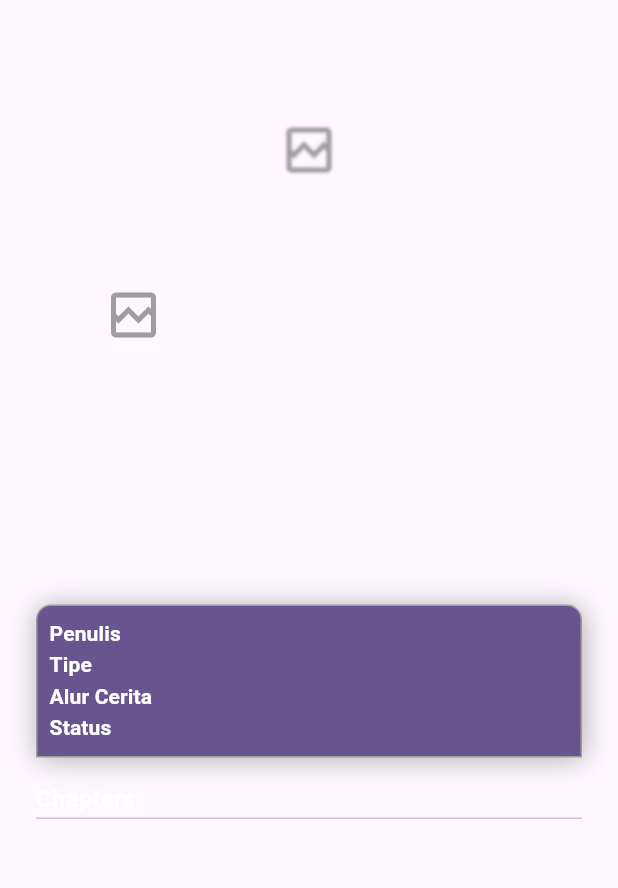
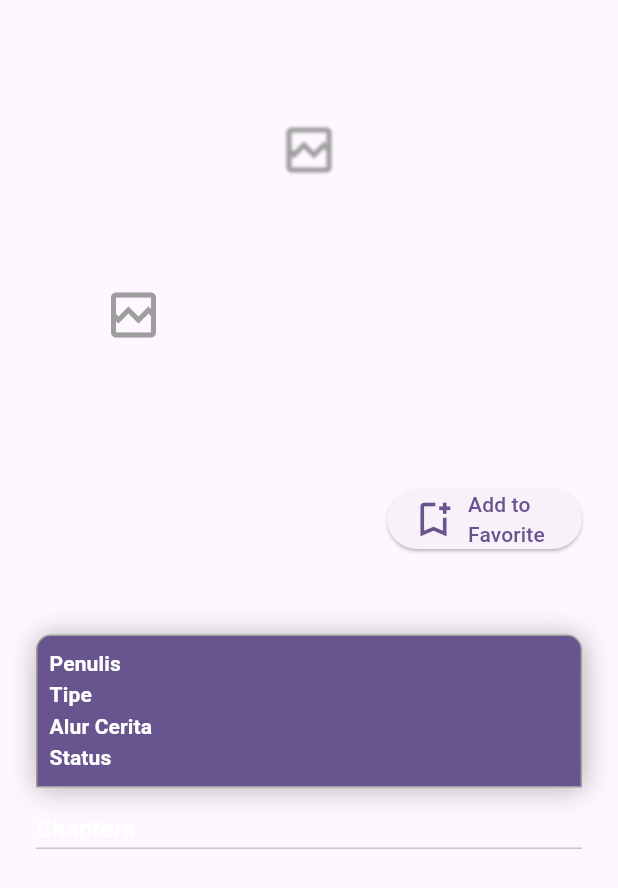
Before and after one commit to sempatpanick/sikomik, a Flutter app: the ComicDetailPageContent widget shown alone on an empty page, opened directly, on a phone screen of 412 x 824 dp. Shown: the top 888 px of the screen. Run offline on Flutter 3.47's test engine with Material 3 defaults, Android fonts, the phone set to English and light mode, and no system bars; drawn by our look-alikes of toastification; our stand-ins replace cached_network_image, cloud_firestore, dartz, equatable, firebase_auth, firebase_core and 5 more; missing offline and left inert: flutter_image, flutter_inappwebview, window_size; accounts and stored records are empty; network calls fail.

Commit message:
change position of Add to Favorite button

```diff
--- a/lib/presentation/pages/comic_detail/responsives/comic_detail_page_phone.dart
+++ b/lib/presentation/pages/comic_detail/responsives/comic_detail_page_phone.dart
@@ -159,22 +159,7 @@ class ComicDetailPageContent extends StatelessWidget {
                 if (controller.comic.value?.rating != null)
                   Align(
                     alignment: Alignment.centerRight,
-                    child: Row(
-                      crossAxisAlignment: CrossAxisAlignment.end,
-                      mainAxisAlignment: MainAxisAlignment.end,
-                      children: [
-                        Align(
-                          alignment: Alignment.center,
-                          child: ElevatedButton.icon(
-                            onPressed: () {},
-                            icon: Icon(Icons.bookmark_add_outlined),
-                            label: Text("Add to Favorite"),
-                          ),
-                        ),
-                        SizedBox(
-                          width: 10,
-                        ),
-                        Container(
+                    child: Container(
                       padding: const EdgeInsets.all(8.0),
                       margin: const EdgeInsets.only(right: 24.0),
                       decoration: BoxDecoration(
@@ -234,8 +219,6 @@ class ComicDetailPageContent extends StatelessWidget {
                         ],
                       ),
                     ),
-                      ],
-                    ),
                   ),
                 const SizedBox(
                   height: 16.0,
@@ -245,12 +228,33 @@ class ComicDetailPageContent extends StatelessWidget {
                   child: Column(
                     crossAxisAlignment: CrossAxisAlignment.start,
                     children: [
-                      Text(
+                      Row(
+                        crossAxisAlignment: CrossAxisAlignment.end,
+                        children: [
+                          Expanded(
+                            child: Text(
                               controller.comic.value?.title ?? "",
                               style: theme.textTheme.titleLarge?.copyWith(
                                 color: Colors.white,
                                 fontWeight: FontWeight.bold,
                               ),
+                            ),
+                          ),
+                          SizedBox(
+                            width: 8.0,
+                          ),
+                          ElevatedButton.icon(
+                            onPressed: () {},
+                            style: ElevatedButton.styleFrom(
+                              maximumSize: Size(130, 150),
+                            ),
+                            icon: Icon(
+                              Icons.bookmark_add_outlined,
+                              size: 30,
+                            ),
+                            label: Text("Add to Favorite"),
+                          ),
+                        ],
                       ),
                       const SizedBox(
                         height: 16.0,
```
Lines whose indentation alone changed are shown as unchanged.
